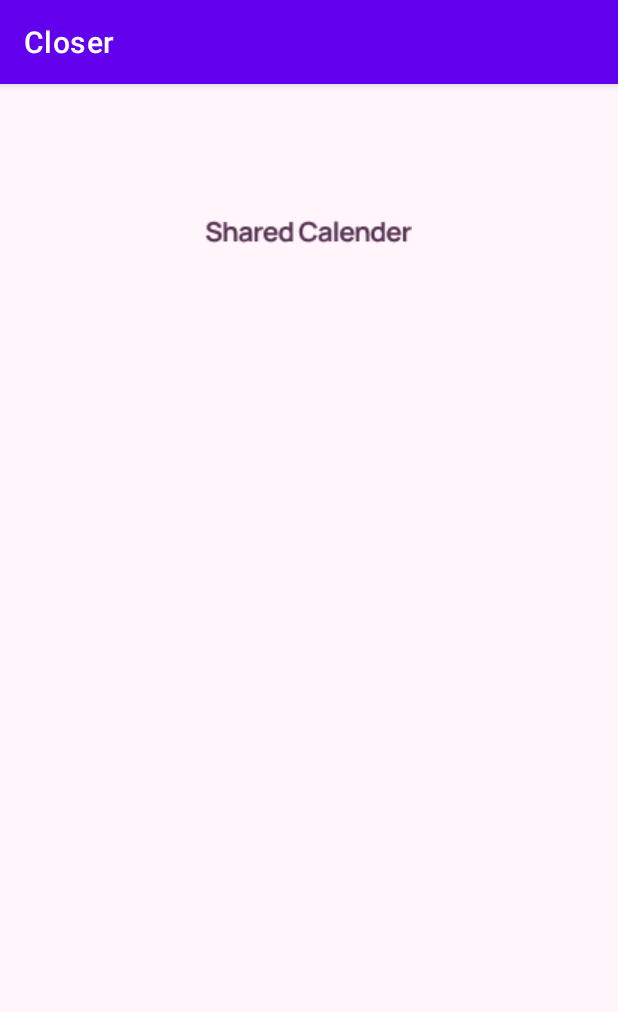
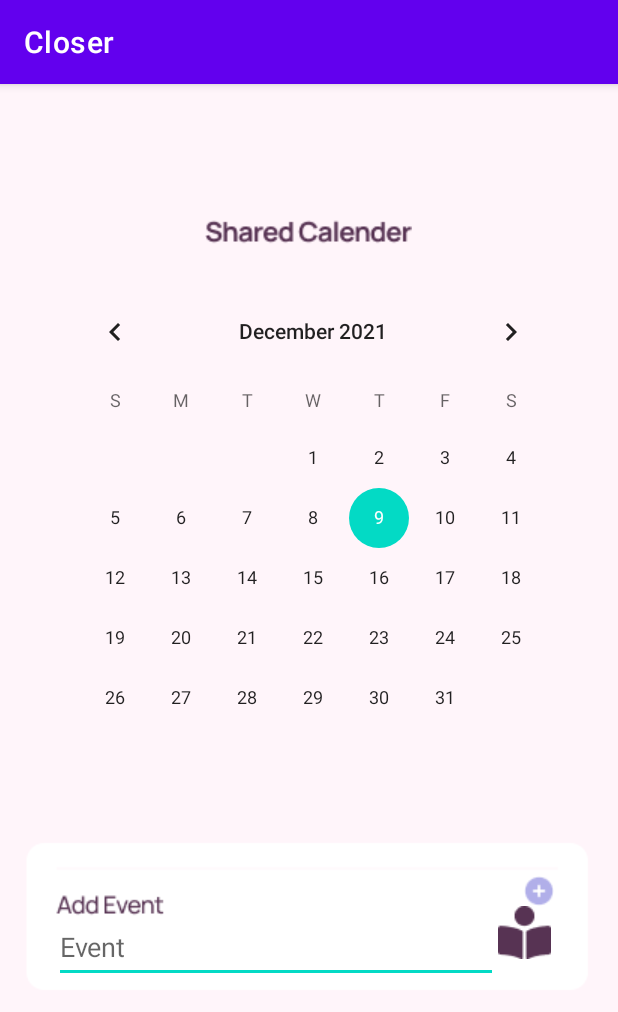
Before and after one commit to hebarachid/Closer, an Android app: the Calender screen opened directly, with no data from a screen before it, on a phone screen of 412 x 824 dp. Shown: the top 1012 px of the screen. Run offline under Robolectric (Android 15) with nearby library versions, the phone set to English and light mode, and no system bars; our stand-ins replace Firebase (no records; nobody signed in at launch, a user with empty details on screens opened directly).

Commit message:
add Calender events in the database

```diff
--- a/app/src/main/java/com/example/closer/Calender.java
+++ b/app/src/main/java/com/example/closer/Calender.java
@@ -1,14 +1,78 @@
 package com.example.closer;
 
+import androidx.annotation.NonNull;
 import androidx.appcompat.app.AppCompatActivity;
 
 import android.os.Bundle;
+import android.util.Log;
+import android.view.View;
+import android.widget.CalendarView;
+import android.widget.EditText;
+import android.widget.TextView;
+
+import com.google.firebase.database.DataSnapshot;
+import com.google.firebase.database.DatabaseError;
+import com.google.firebase.database.DatabaseReference;
+import com.google.firebase.database.FirebaseDatabase;
+import com.google.firebase.database.ValueEventListener;
 
 public class Calender extends AppCompatActivity {
+private CalendarView calendarView;
+private EditText event;
+String userEmail;
+String partnerEmail;
+String selectedDate;
+    DatabaseReference databaseReference= FirebaseDatabase.getInstance().getReference()
+            ;
 
     @Override
     protected void onCreate(Bundle savedInstanceState) {
         super.onCreate(savedInstanceState);
         setContentView(R.layout.activity_calender);
+        calendarView=findViewById(R.id.calendarView);
+        event=findViewById(R.id.event);
+        if (savedInstanceState == null) {
+            Bundle extras = getIntent().getExtras();
+            if(extras == null) {
+                userEmail= null;
+                partnerEmail=null;
+            } else {
+                userEmail= extras.getString("emailOfTheUser");
+                partnerEmail= extras.getString("emailOfThePartner");
+            }
+        } else {
+            userEmail= (String) savedInstanceState.getSerializable("emailOfTheUser");
+            partnerEmail= (String) savedInstanceState.getSerializable("emailOfThePartner");
+        }
+        calendarView.setOnDateChangeListener(new CalendarView.OnDateChangeListener() {
+            @Override
+            public void onSelectedDayChange(@NonNull CalendarView calendarView, int i, int i1, int i2) {
+            selectedDate=Integer.toString(i)+"-"+Integer.toString(i1)+"-"+Integer.toString(i2);
+            }
+        });
+
+
+    }
+
+    public void addEvent(View view) {
+        event=findViewById(R.id.event);
+        String eventDetails=event.getText().toString();
+        databaseReference.addListenerForSingleValueEvent(new ValueEventListener() {
+            @Override
+            public void onDataChange(@NonNull DataSnapshot snapshot) {
+                    databaseReference.child("Reminder").child(userEmail).child("userEmail").setValue(userEmail);
+                    databaseReference.child("Reminder").child(userEmail).child("Date").setValue(selectedDate);
+                    databaseReference.child("Reminder").child(userEmail).child("Event").setValue(eventDetails);
+                    databaseReference.child("Reminder").child(userEmail).child("PartnerEmail").setValue(partnerEmail);
+                    Log.i("success","success");
+                    finish();
+                }
+
+
+            @Override
+            public void onCancelled(@NonNull DatabaseError error) {
+
+            }
+        });
     }
 }
--- a/app/src/main/java/com/example/closer/HomePage.java
+++ b/app/src/main/java/com/example/closer/HomePage.java
@@ -2,8 +2,10 @@ package com.example.closer;
 
 import androidx.appcompat.app.AppCompatActivity;
 
+import android.content.Intent;
 import android.os.Bundle;
 import android.util.Log;
+import android.view.View;
 import android.widget.TextView;
 
 public class HomePage extends AppCompatActivity {
@@ -41,5 +43,11 @@ String partnerEmail;
     }
 
 
-
+    public void checkCalender(View view) {
+        Intent intent = new Intent(getApplicationContext(), Calender.class);
+        intent.putExtra("emailOfTheUser", userEmail);
+        intent.putExtra("emailOfThePartner", partnerEmail);
+        startActivity(intent);
+        overridePendingTransition(R.anim.slide_in_right,R.anim.slide_out_left);
+    }
 }
--- a/app/src/main/res/layout/activity_calender.xml
+++ b/app/src/main/res/layout/activity_calender.xml
@@ -6,6 +6,18 @@
     android:layout_height="match_parent"
     android:background="@color/baby_pink"
     tools:context=".Calender">
+
+    <ImageView
+        android:id="@+id/imageView30"
+        android:layout_width="wrap_content"
+        android:layout_height="wrap_content"
+        android:layout_marginTop="12dp"
+        android:layout_marginBottom="140dp"
+        app:layout_constraintBottom_toBottomOf="parent"
+        app:layout_constraintEnd_toEndOf="parent"
+        app:layout_constraintStart_toStartOf="parent"
+        app:layout_constraintTop_toBottomOf="@+id/calendarView"
+        app:srcCompat="@drawable/habit_name_calender" />
 
     <ImageView
         android:id="@+id/imageView53"
@@ -20,4 +32,58 @@
         app:layout_constraintStart_toStartOf="parent"
         app:layout_constraintTop_toTopOf="parent"
         app:srcCompat="@drawable/text_shared" />
+
+    <CalendarView
+        android:id="@+id/calendarView"
+        android:layout_width="wrap_content"
+        android:layout_height="wrap_content"
+        android:layout_marginStart="34dp"
+        android:layout_marginTop="8dp"
+        android:layout_marginEnd="29dp"
+        android:layout_marginBottom="290dp"
+        app:layout_constraintBottom_toBottomOf="parent"
+        app:layout_constraintEnd_toEndOf="parent"
+        app:layout_constraintStart_toStartOf="parent"
+        app:layout_constraintTop_toBottomOf="@+id/imageView53" />
+
+    <ImageView
+        android:id="@+id/imageView65"
+        android:layout_width="wrap_content"
+        android:layout_height="wrap_content"
+        app:layout_constraintBottom_toBottomOf="@+id/imageView30"
+        app:layout_constraintEnd_toEndOf="@+id/imageView30"
+        app:layout_constraintHorizontal_bias="0.882"
+        app:layout_constraintStart_toStartOf="@+id/imageView30"
+        app:layout_constraintTop_toTopOf="@+id/imageView30"
+        app:layout_constraintVertical_bias="0.601"
+        app:srcCompat="@drawable/fa_solid_book_reader" />
+
+    <ImageButton
+        android:id="@+id/Addevent"
+        android:layout_width="48dp"
+        android:layout_height="48dp"
+        android:background="#00000000"
+        android:onClick="addEvent"
+        app:layout_constraintBottom_toBottomOf="@+id/imageView30"
+        app:layout_constraintEnd_toEndOf="@+id/imageView30"
+        app:layout_constraintHorizontal_bias="0.921"
+        app:layout_constraintStart_toStartOf="@+id/imageView30"
+        app:layout_constraintTop_toTopOf="@+id/imageView30"
+        app:layout_constraintVertical_bias="0.309"
+        app:srcCompat="@drawable/akar_icons_circle_plus_fill"
+        tools:ignore="SpeakableTextPresentCheck" />
+
+    <EditText
+        android:id="@+id/event"
+        android:layout_width="296dp"
+        android:layout_height="48dp"
+        android:ems="10"
+        android:hint="Event"
+        android:inputType="textPersonName"
+        app:layout_constraintBottom_toBottomOf="@+id/imageView30"
+        app:layout_constraintEnd_toEndOf="parent"
+        app:layout_constraintHorizontal_bias="0.306"
+        app:layout_constraintStart_toStartOf="@+id/imageView30"
+        app:layout_constraintTop_toTopOf="@+id/imageView30"
+        app:layout_constraintVertical_bias="0.723" />
 </androidx.constraintlayout.widget.ConstraintLayout>
--- a/app/src/main/res/layout/activity_home_page.xml
+++ b/app/src/main/res/layout/activity_home_page.xml
@@ -186,6 +186,7 @@
         android:layout_marginEnd="33dp"
         android:layout_marginBottom="187dp"
         android:background="#00000000"
+        android:onClick="checkCalender"
         app:layout_constraintBottom_toBottomOf="@+id/imageView33"
         app:layout_constraintEnd_toEndOf="@+id/imageView33"
         app:layout_constraintStart_toStartOf="@+id/imageView33"
```
Also changed, not shown: app/src/main/res/drawable/habit_name_calender.png (added).
